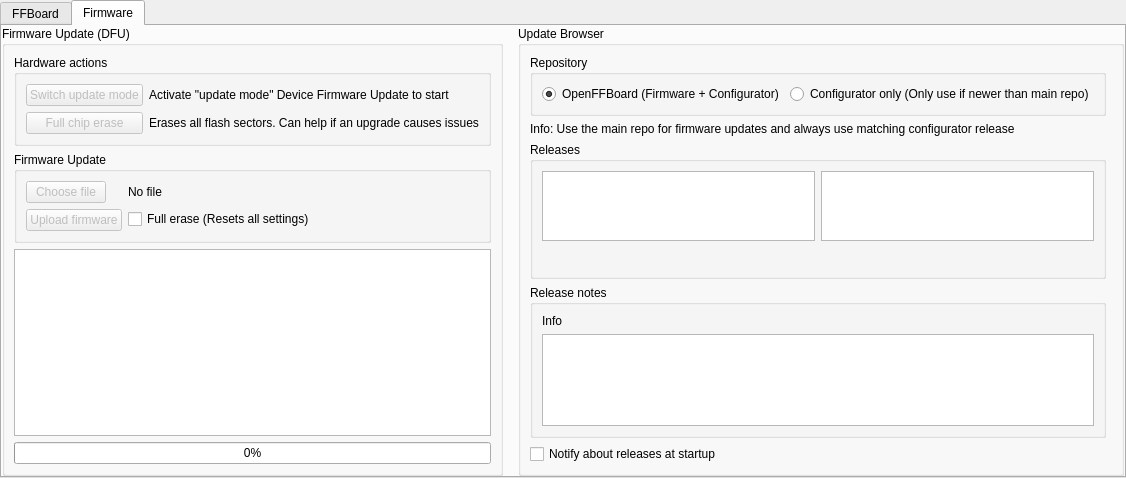
Qt form res/settings_serial.ui (Ultrawipf/OpenFFBoard-configurator) before a commit.
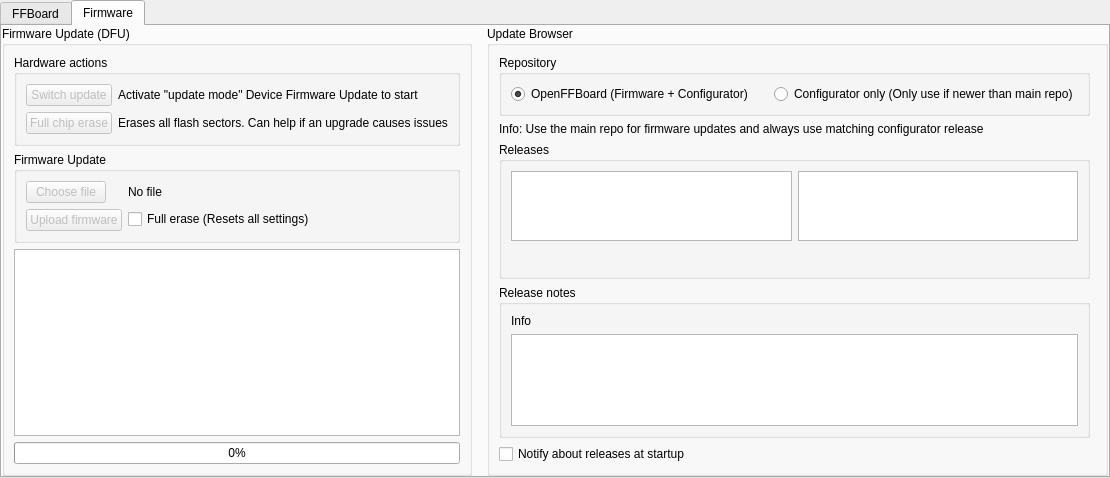
The same form after that commit. The open tabs and pages were chosen to show the change.

```diff
--- a/res/settings_serial.ui
+++ b/res/settings_serial.ui
@@ -248,6 +248,12 @@
          <layout class="QVBoxLayout" name="verticalLayout_4">
           <item>
            <widget class="QGroupBox" name="groupBox">
+            <property name="sizePolicy">
+             <sizepolicy hsizetype="Preferred" vsizetype="Fixed">
+              <horstretch>0</horstretch>
+              <verstretch>0</verstretch>
+             </sizepolicy>
+            </property>
             <property name="title">
              <string>Hardware actions</string>
             </property>
@@ -264,7 +270,7 @@
                 </sizepolicy>
                </property>
                <property name="text">
-                <string>Switch update mode</string>
+                <string>Switch update</string>
                </property>
               </widget>
              </item>
@@ -309,6 +315,12 @@
           </item>
           <item>
            <widget class="QGroupBox" name="groupbox_controls_update">
+            <property name="sizePolicy">
+             <sizepolicy hsizetype="Preferred" vsizetype="Fixed">
+              <horstretch>0</horstretch>
+              <verstretch>0</verstretch>
+             </sizepolicy>
+            </property>
             <property name="title">
              <string>Firmware Update</string>
             </property>
```
